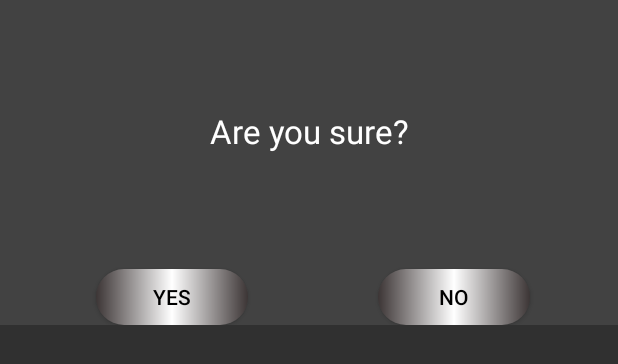
After one commit to NabeelJava902/GroupListAndroidApp, an Android app: the layout assure_dialog.xml on its own in the app's theme, with its tools: preview values and no code run, on a phone screen of 412 x 824 dp. The commit adds this screen. Shown: the top 364 px of the screen. Run offline under Robolectric (Android 15) with nearby library versions, the phone set to English and light mode, and no system bars; Roboto replaces fonts that are not available here.

```diff
--- a/app/src/main/java/com/example/grouplist/DefaultScreenActivity.java
+++ b/app/src/main/java/com/example/grouplist/DefaultScreenActivity.java
@@ -220,7 +220,7 @@ public class DefaultScreenActivity extends AppCompatActivity {
     private void buildRecyclerView(){
         if(!hasSetAdapter) {
             hasSetAdapter = true;
-            mAdapter = new RecyclerAdapter(null, currentUser.getGroups());
+            mAdapter = new RecyclerAdapter(null, currentUser.getGroups(), null);
             mRecyclerView = findViewById(R.id.all_lists_view);
             mRecyclerView.setHasFixedSize(true);
             mLayoutManager = new LinearLayoutManager(this);
--- a/app/src/main/java/com/example/grouplist/OldRecyclerAdapter.java
+++ b/app/src/main/java/com/example/grouplist/OldRecyclerAdapter.java
@@ -15,7 +15,7 @@ import com.example.grouplist.R;
 import java.util.ArrayList;
 
 //no longer using this class
-//because it is an outdated version of
+//because it is an outdated version
 public class RecyclerAdapter extends RecyclerView.Adapter<RecyclerAdapter.ViewHolder> {
 
     private ArrayList<ListItem> mItemList;
--- /dev/null
+++ b/app/src/main/res/layout/assure_dialog.xml
@@ -0,0 +1,48 @@
+<?xml version="1.0" encoding="utf-8"?>
+<androidx.constraintlayout.widget.ConstraintLayout xmlns:android="http://schemas.android.com/apk/res/android"
+    xmlns:app="http://schemas.android.com/apk/res-auto"
+    xmlns:tools="http://schemas.android.com/tools"
+    android:layout_width="match_parent"
+    android:layout_height="wrap_content"
+    android:background="@color/cardview_dark_background">
+
+    <Button
+        android:id="@+id/yes"
+        android:layout_width="101dp"
+        android:layout_height="37dp"
+        android:layout_marginTop="60dp"
+        android:background="@drawable/button_round"
+        android:text="Yes"
+        android:textColor="@color/black"
+        app:layout_constraintEnd_toEndOf="parent"
+        app:layout_constraintHorizontal_bias="0.206"
+        app:layout_constraintStart_toStartOf="parent"
+        app:layout_constraintTop_toBottomOf="@+id/reassure" />
+
+    <Button
+        android:id="@+id/no"
+        android:layout_width="101dp"
+        android:layout_height="37dp"
+        android:layout_marginTop="60dp"
+        android:background="@drawable/button_round"
+        android:text="No"
+        android:textColor="@color/black"
+        app:layout_constraintEnd_toEndOf="parent"
+        app:layout_constraintHorizontal_bias="0.812"
+        app:layout_constraintStart_toStartOf="parent"
+        app:layout_constraintTop_toBottomOf="@+id/reassure" />
+
+    <TextView
+        android:id="@+id/reassure"
+        android:layout_width="187dp"
+        android:layout_height="63dp"
+        android:layout_marginTop="56dp"
+        android:ems="10"
+        android:gravity="center"
+        android:text="Are you sure?"
+        android:textAppearance="@style/TextAppearance.AppCompat.Large"
+        app:layout_constraintEnd_toEndOf="parent"
+        app:layout_constraintStart_toStartOf="parent"
+        app:layout_constraintTop_toTopOf="parent" />
+
+</androidx.constraintlayout.widget.ConstraintLayout>
--- a/app/src/main/res/layout/completed_list_item.xml
+++ b/app/src/main/res/layout/completed_list_item.xml
@@ -4,7 +4,7 @@
     android:layout_width="match_parent"
     android:layout_height="wrap_content"
     xmlns:app="http://schemas.android.com/apk/res-auto"
-    app:cardBackgroundColor="@color/light_green"
+    app:cardBackgroundColor="@color/peach"
     app:cardCornerRadius="4dp"
     android:layout_marginBottom="5dp">
 
--- a/app/src/main/res/values/colors.xml
+++ b/app/src/main/res/values/colors.xml
@@ -9,4 +9,5 @@
     <color name="white">#FFFFFFFF</color>
     <color name="orange">#FFA500</color>
     <color name="light_green">#90ee90</color>
+    <color name="peach">#ffdab9</color>
 </resources>
```
Also changed, not shown: app/src/main/java/com/example/grouplist/ListActivity.java (+52 -122 lines), app/src/main/java/com/example/grouplist/ListType.java (added, +8 -0 lines), app/src/main/java/com/example/grouplist/Objects/CompletedListItem.java (added, +11 -0 lines), app/src/main/java/com/example/grouplist/Objects/Item.java (added, +47 -0 lines), app/src/main/java/com/example/grouplist/Objects/ListItem.java (+3 -33 lines), app/src/main/java/com/example/grouplist/Objects/Type.java (added, +7 -0 lines), app/src/main/java/com/example/grouplist/Popup.java (added, +148 -0 lines), app/src/main/java/com/example/grouplist/RecyclerAdapter.java (+44 -3 lines), app/src/main/java/com/example/grouplist/RecyclerViewBuilder.java (added, +27 -0 lines), app/src/main/res/layout/activity_list.xml (+5 -25 lines), app/src/main/res/layout/bottom_sheet.xml (added, +41 -0 lines).
